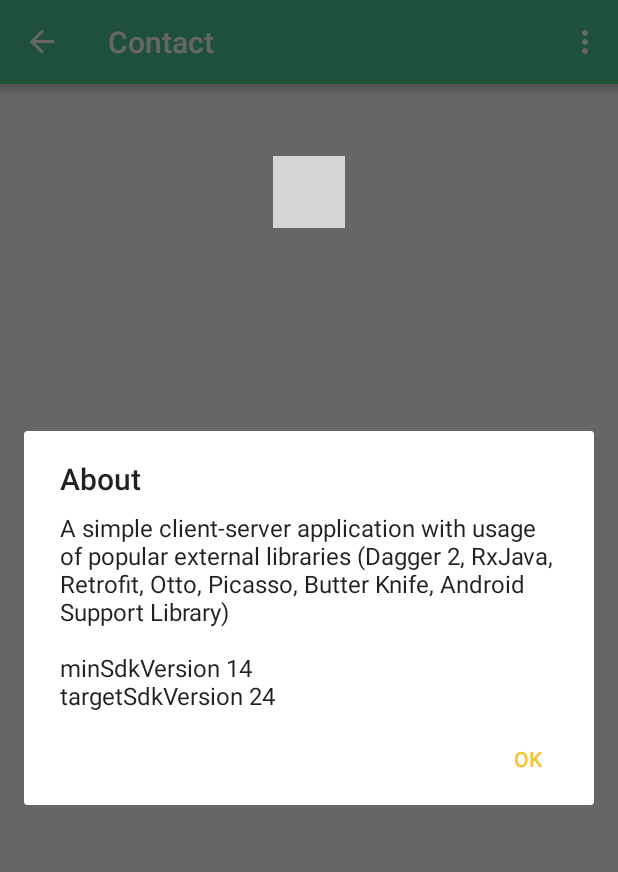
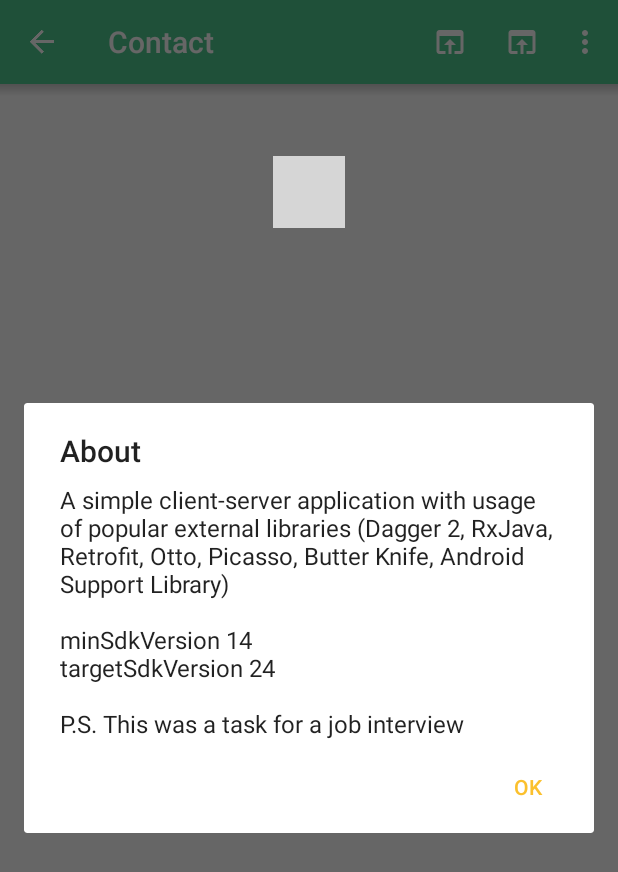
Before and after one commit to stedi-akk/LSPortfolio, an Android app: the fragment ContactFragment placed in its activity, in the side drawer, after a tap on "About", on a phone screen of 412 x 824 dp. Shown: the top 872 px of the screen. Run offline under Robolectric (Android 15) with nearby library versions, the phone set to English and light mode, and no system bars; our stand-ins replace ButterKnife, Dagger/Hilt's generated code, Picasso; libraries missing offline, so code that uses them is left out: rx.schedulers; plain views replace ProgressView; pictures from the network do not load; 2 statements that could not run were skipped; grey boxes are pictures that could not be loaded.

Commit message:
more stuff added

```diff
--- a/app/src/main/java/com/stedi/lsportfolio/di/components/AppComponent.java
+++ b/app/src/main/java/com/stedi/lsportfolio/di/components/AppComponent.java
@@ -5,6 +5,7 @@ import com.stedi.lsportfolio.di.modules.ApiModule;
 import com.stedi.lsportfolio.di.modules.AppModule;
 import com.stedi.lsportfolio.ui.activity.DrawerActivity;
 import com.stedi.lsportfolio.ui.activity.LoadingActivity;
+import com.stedi.lsportfolio.ui.fragments.ContactFragment;
 import com.stedi.lsportfolio.ui.other.RxDialog;
 
 import javax.inject.Singleton;
@@ -20,5 +21,7 @@ public interface AppComponent {
 
     void inject(RxDialog.Injections injections);
 
+    void inject(ContactFragment fragment);
+
     ActivityComponent activityComponent(ActivityModule module);
 }
--- a/app/src/main/java/com/stedi/lsportfolio/ui/fragments/ContactFragment.java
+++ b/app/src/main/java/com/stedi/lsportfolio/ui/fragments/ContactFragment.java
@@ -1,7 +1,9 @@
 package com.stedi.lsportfolio.ui.fragments;
 
+import android.content.ActivityNotFoundException;
+import android.content.Intent;
 import android.graphics.Color;
-import android.os.Build;
+import android.net.Uri;
 import android.os.Bundle;
 import android.support.annotation.Nullable;
 import android.support.v4.app.Fragment;
@@ -15,8 +17,13 @@ import android.webkit.WebChromeClient;
 import android.webkit.WebSettings;
 import android.webkit.WebView;
 
+import com.stedi.lsportfolio.App;
 import com.stedi.lsportfolio.R;
+import com.stedi.lsportfolio.other.ContextUtils;
+import com.stedi.lsportfolio.other.StaticUtils;
 import com.stedi.lsportfolio.ui.activity.ToolbarActivity;
+
+import javax.inject.Inject;
 
 import butterknife.BindView;
 import butterknife.ButterKnife;
@@ -27,6 +34,8 @@ public class ContactFragment extends Fragment {
     @BindView(R.id.contact_fragment_progress) View progressView;
     private Unbinder unbinder;
 
+    @Inject ContextUtils contextUtils;
+
     @Override
     public void onCreate(@Nullable Bundle savedInstanceState) {
         super.onCreate(savedInstanceState);
@@ -36,6 +45,8 @@ public class ContactFragment extends Fragment {
     @Nullable
     @Override
     public View onCreateView(LayoutInflater inflater, ViewGroup container, Bundle savedInstanceState) {
+        App.getComponent().inject(this);
+
         ToolbarActivity act = (ToolbarActivity) getActivity();
         act.setToolbarIcon(ToolbarActivity.ToolbarIcon.BACK);
         act.setToolbarTitle(R.string.contact);
@@ -46,6 +57,7 @@ public class ContactFragment extends Fragment {
         webView.setBackgroundColor(Color.TRANSPARENT);
         webView.getSettings().setJavaScriptEnabled(true);
         webView.getSettings().setRenderPriority(WebSettings.RenderPriority.HIGH);
+        webView.getSettings().setCacheMode(WebSettings.LOAD_CACHE_ELSE_NETWORK);
         webView.setWebChromeClient(new WebChromeClient() {
             public void onProgressChanged(WebView view, int progress) {
                 if (progress >= 100) {
@@ -68,6 +80,9 @@ public class ContactFragment extends Fragment {
     @Override
     public boolean onOptionsItemSelected(MenuItem item) {
         switch (item.getItemId()) {
+            case R.id.action_more_info:
+                moreInfo();
+                return true;
             case R.id.action_reload:
                 loadPage();
                 return true;
@@ -90,4 +105,14 @@ public class ContactFragment extends Fragment {
         webView.setVisibility(View.INVISIBLE);
         webView.loadUrl("http://public.looksoft.pl/portfolio/kontakt.html");
     }
+
+    private void moreInfo() {
+        try {
+            String url = String.format("http://www.looksoft.pl/?lang=%s", StaticUtils.getSupportedLanguage());
+            startActivity(new Intent(Intent.ACTION_VIEW, Uri.parse(url)));
+        } catch (ActivityNotFoundException ex) {
+            ex.printStackTrace();
+            contextUtils.showToast(R.string.unknown_error);
+        }
+    }
 }
--- a/app/src/main/res/menu/contact_fragment.xml
+++ b/app/src/main/res/menu/contact_fragment.xml
@@ -1,6 +1,11 @@
 <?xml version="1.0" encoding="utf-8"?>
 <menu xmlns:android="http://schemas.android.com/apk/res/android"
     xmlns:app="http://schemas.android.com/apk/res-auto">
+    <item
+        android:id="@+id/action_more_info"
+        android:icon="@drawable/ic_open_in_browser_white"
+        android:title="@string/more_info"
+        app:showAsAction="ifRoom" />
     <item
         android:id="@+id/action_reload"
         android:title="@string/reload"
--- a/app/src/main/res/values/strings.xml
+++ b/app/src/main/res/values/strings.xml
@@ -16,10 +16,12 @@
         (Dagger 2, RxJava, Retrofit, Otto, Picasso, Butter Knife, Android Support Library)
         \n\nminSdkVersion 14
         \ntargetSdkVersion 24
+        \n\nP.S. This was a task for a job interview
     </string>
     <string name="source_code">Source code</string>
     <string name="ok" translatable="false">OK</string>
     <string name="open_in_browser">Open in browser</string>
     <string name="reload">Reload</string>
     <string name="clear_cache">Clear cache</string>
+    <string name="more_info">More info</string>
 </resources>
```
Also changed, not shown: app/src/main/res/drawable-hdpi/ic_open_in_browser_white.png (added), app/src/main/res/drawable-mdpi/ic_open_in_browser_white.png (added), app/src/main/res/drawable-xhdpi/ic_open_in_browser_white.png (added), app/src/main/res/drawable-xxhdpi/ic_open_in_browser_white.png (added), app/src/main/res/drawable-xxxhdpi/ic_open_in_browser_white.png (added), 1 other file.
